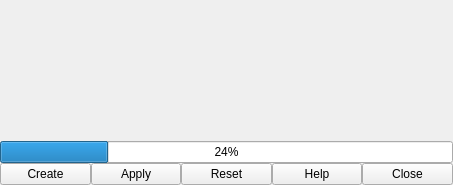
Before: the Qt Designer form python/mmSolver/ui/base.ui in david-cattermole/mayaMatchMoveSolver, drawn with Qt 5.
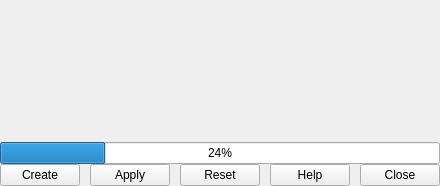
After: the same form once the commit is applied.

Commit message: Increase the spacing between the base window 'main' buttons.

What changed in the file:
```diff
--- a/python/mmSolver/ui/base.ui
+++ b/python/mmSolver/ui/base.ui
@@ -6,8 +6,8 @@
    <rect>
     <x>0</x>
     <y>0</y>
-    <width>453</width>
-    <height>185</height>
+    <width>354</width>
+    <height>186</height>
    </rect>
   </property>
   <property name="windowTitle">
@@ -54,6 +54,9 @@
       <item>
        <layout class="QHBoxLayout" name="horizontalLayout">
         <property name="spacing">
+         <number>10</number>
+        </property>
+        <property name="leftMargin">
          <number>0</number>
         </property>
         <property name="margin">
```
Left out of the diff: 45 changed lines with no effect on the pictures.
